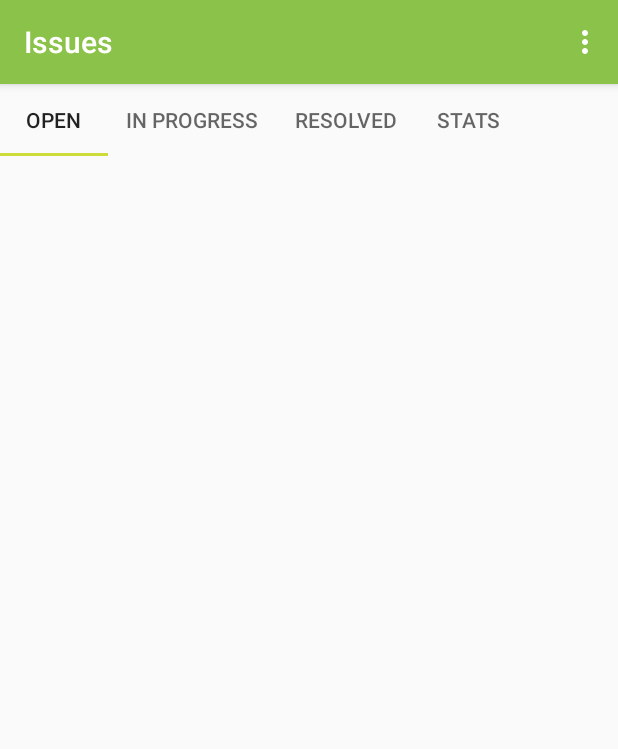
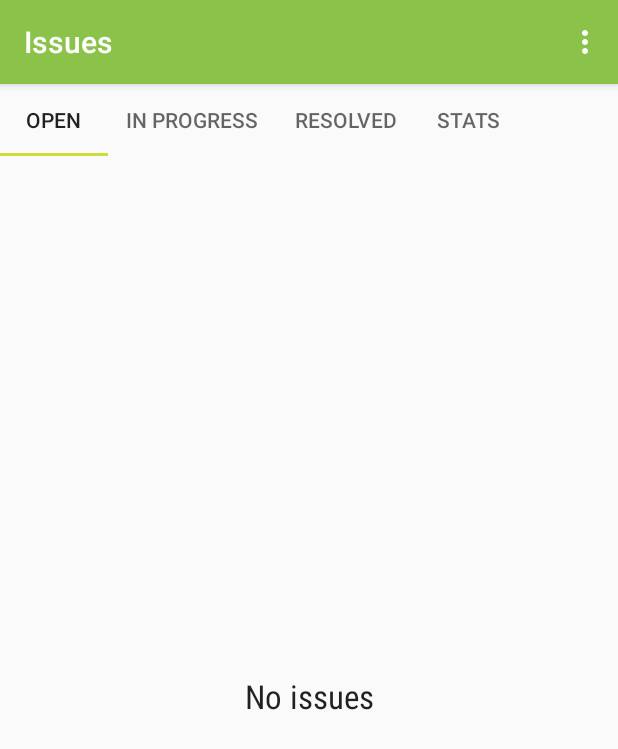
Before and after one commit to scarrupt/Capstone-Project, an Android app: the IssueListFragment screen opened directly, with no data from a screen before it, on a phone screen of 412 x 824 dp. Shown: the top 749 px of the screen. Run offline under Robolectric (Android 15) with nearby library versions, the phone set to English and light mode, and no system bars; our stand-ins replace ButterKnife; pictures from the network do not load; 3 statements that could not run were skipped.

Commit message:
fix :  No issues message is displayed when issue list is empty

```diff
--- a/app/src/main/java/com/codefactoring/android/backlogtracker/view/issue/IssueListFragment.java
+++ b/app/src/main/java/com/codefactoring/android/backlogtracker/view/issue/IssueListFragment.java
@@ -62,6 +62,7 @@ public class IssueListFragment extends Fragment implements LoaderManager.LoaderC
 
         final ListView listView = (ListView) rootView.findViewById(R.id.listview_issue);
         listView.setAdapter(mIssueAdapter);
+        listView.setEmptyView(rootView.findViewById(R.id.text_empty_issues));
 
         listView.setOnItemClickListener(new AdapterView.OnItemClickListener() {
             @Override
--- a/app/src/main/res/layout/fragment_issue_list.xml
+++ b/app/src/main/res/layout/fragment_issue_list.xml
@@ -2,11 +2,20 @@
     xmlns:tools="http://schemas.android.com/tools"
     android:layout_width="match_parent"
     android:layout_height="match_parent"
-    tools:context="com.codefactoring.android.backlog.view.issue.IssueListFragment">
+    tools:context=".view.issue.IssueListFragment">
 
     <ListView
         android:id="@+id/listview_issue"
         android:layout_width="match_parent"
         android:layout_height="match_parent"/>
 
+    <TextView
+        android:id="@+id/text_empty_issues"
+        android:layout_width="match_parent"
+        android:layout_height="match_parent"
+        android:fontFamily="sans-serif-condensed"
+        android:gravity="center"
+        android:text="@string/text_empty_issues"
+        android:textAppearance="?android:textAppearanceLarge" />
+
 </FrameLayout>
--- a/app/src/main/res/layout/fragment_project_list.xml
+++ b/app/src/main/res/layout/fragment_project_list.xml
@@ -2,7 +2,7 @@
     xmlns:tools="http://schemas.android.com/tools"
     android:layout_width="match_parent"
     android:layout_height="match_parent"
-    tools:context="com.codefactoring.android.backlog.view.project.ProjectListFragment">
+    tools:context=".view.project.ProjectListFragment">
 
     <ListView
         android:id="@+id/listview_project"
--- a/app/src/main/res/values/strings.xml
+++ b/app/src/main/res/values/strings.xml
@@ -21,6 +21,7 @@
     <string name="title_open_issues">Open</string>
     <string name="title_in_progress_issues">In Progress</string>
     <string name="title_resolved_issues">Resolved</string>
+    <string name="text_empty_issues">No issues</string>
 
     <!-- Issue Stats screen -->
     <string name="title_issue_stats">Stats</string>
```
